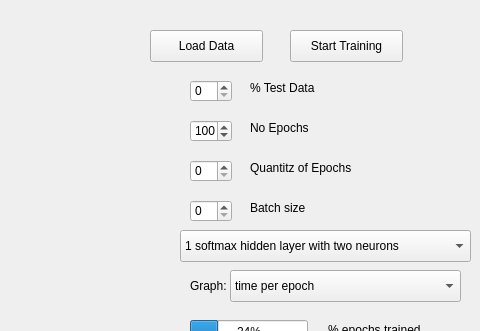
Qt form Milestones/Milestone2/neuralgui/mainwindow.ui (jmpargana/PRG-Praktikum) before a commit; both pictures show x 320 to 800 and y 0 to 331 of the 800 by 600 pixel window.
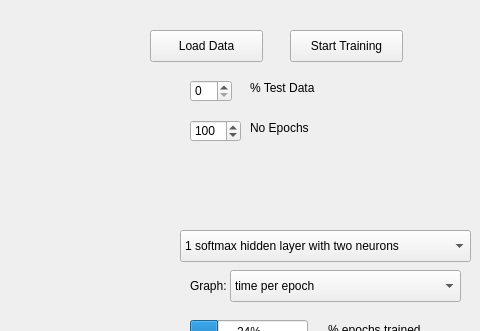
The same form after that commit. Custom widgets are drawn as their Qt base class.

Commit message: remove dead UI options

Patch:
```diff
--- a/Milestones/Milestone2/neuralgui/mainwindow.ui
+++ b/Milestones/Milestone2/neuralgui/mainwindow.ui
@@ -68,7 +68,7 @@
      <rect>
       <x>510</x>
       <y>120</y>
-      <width>42</width>
+      <width>51</width>
       <height>22</height>
      </rect>
     </property>
@@ -82,26 +82,6 @@
      <number>100</number>
     </property>
    </widget>
-   <widget class="QSpinBox" name="spinBox_Quantitz_of_Epochs">
-    <property name="geometry">
-     <rect>
-      <x>510</x>
-      <y>160</y>
-      <width>42</width>
-      <height>22</height>
-     </rect>
-    </property>
-   </widget>
-   <widget class="QSpinBox" name="spinBox_Batch_size">
-    <property name="geometry">
-     <rect>
-      <x>510</x>
-      <y>200</y>
-      <width>42</width>
-      <height>22</height>
-     </rect>
-    </property>
-   </widget>
    <widget class="QLabel" name="label_2">
     <property name="geometry">
      <rect>
@@ -115,32 +95,6 @@
      <string>No Epochs</string>
     </property>
    </widget>
-   <widget class="QLabel" name="label_3">
-    <property name="geometry">
-     <rect>
-      <x>570</x>
-      <y>160</y>
-      <width>141</width>
-      <height>16</height>
-     </rect>
-    </property>
-    <property name="text">
-     <string>Quantitz of Epochs</string>
-    </property>
-   </widget>
-   <widget class="QLabel" name="label_4">
-    <property name="geometry">
-     <rect>
-      <x>570</x>
-      <y>200</y>
-      <width>91</width>
-      <height>16</height>
-     </rect>
-    </property>
-    <property name="text">
-     <string>Batch size</string>
-    </property>
-   </widget>
    <widget class="QComboBox" name="comboBox_Neural_Net_Mode">
     <property name="geometry">
      <rect>
```
